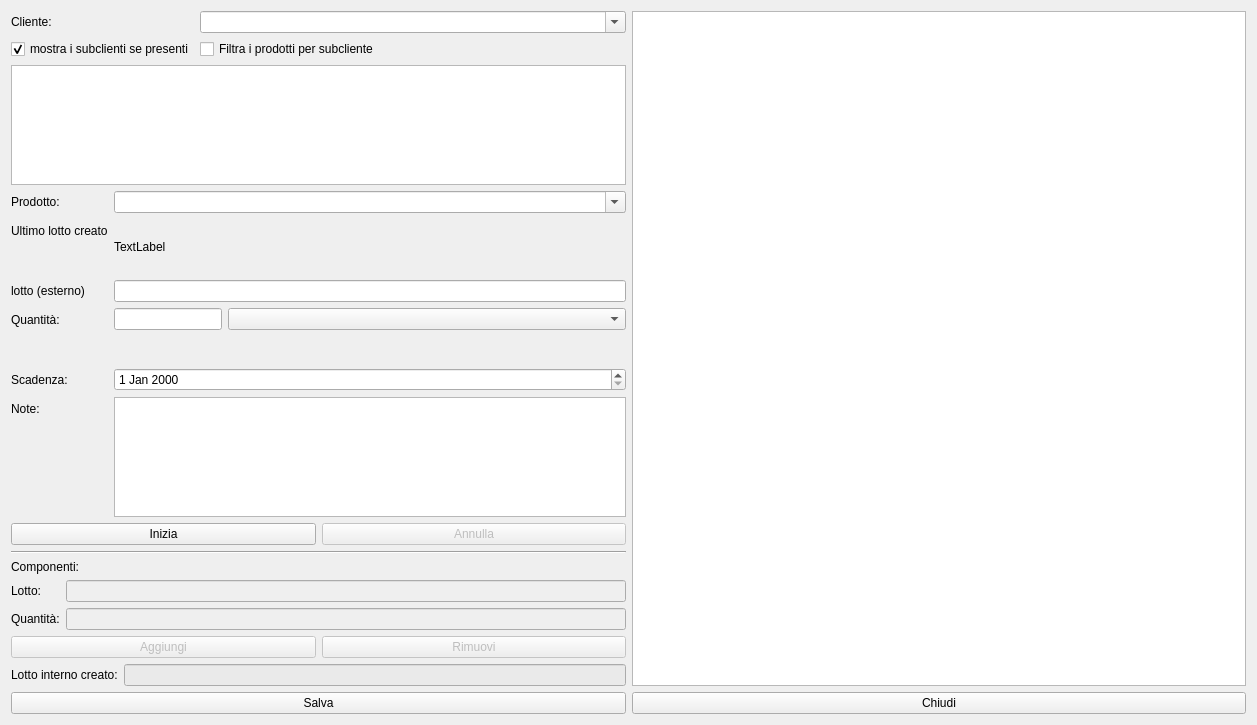
This is hpackages.ui in fblabs/hamlet-mod-sancon as Qt 5 draws it before an edit. The edited form follows.
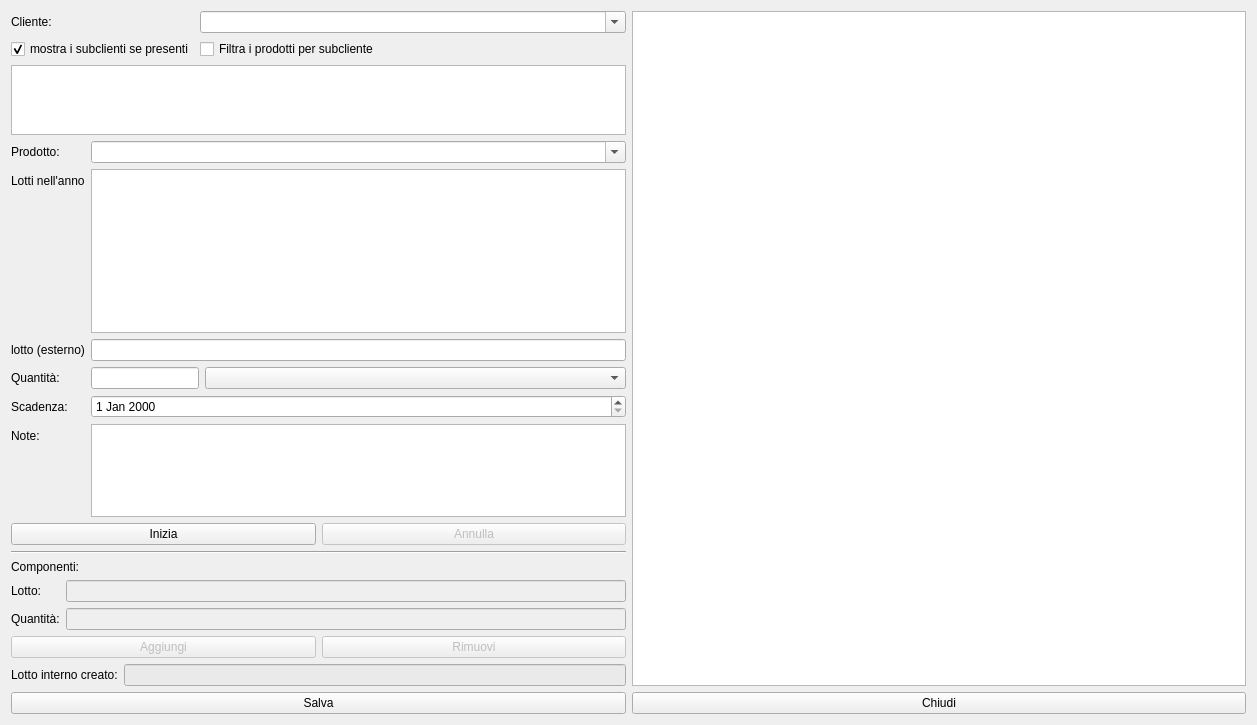
This is the edited form. Icons and pictures are not drawn.

Diff of the .ui file:
```diff
--- a/hpackages.ui
+++ b/hpackages.ui
@@ -166,20 +166,16 @@
              </property>
             </widget>
            </item>
-           <item row="1" column="1">
-            <widget class="QLabel" name="label_10">
-             <property name="text">
-              <string>TextLabel</string>
-             </property>
-            </widget>
-           </item>
            <item row="1" column="0">
             <widget class="QLabel" name="label_11">
              <property name="text">
-              <string>Ultimo lotto creato</string>
+              <string>Lotti nell'anno</string>
              </property>
             </widget>
            </item>
+           <item row="1" column="1">
+            <widget class="QListView" name="lvEan"/>
+           </item>
           </layout>
          </item>
         </layout>
```
Left out of the diff: 20 changed lines with no effect on the pictures.
